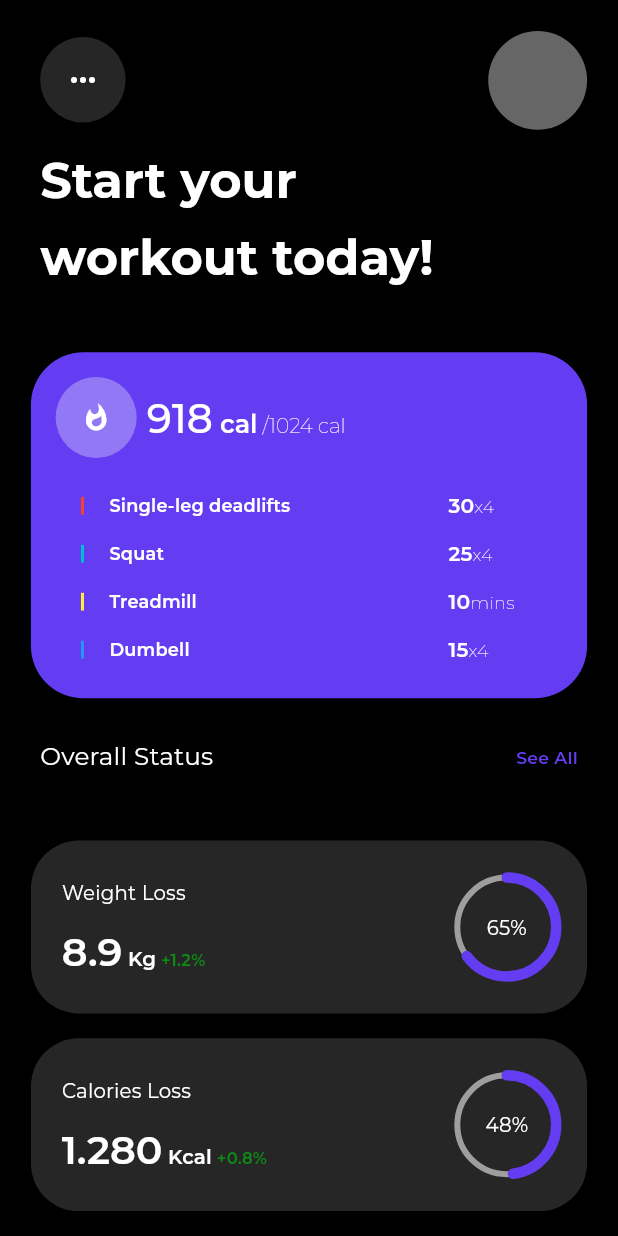
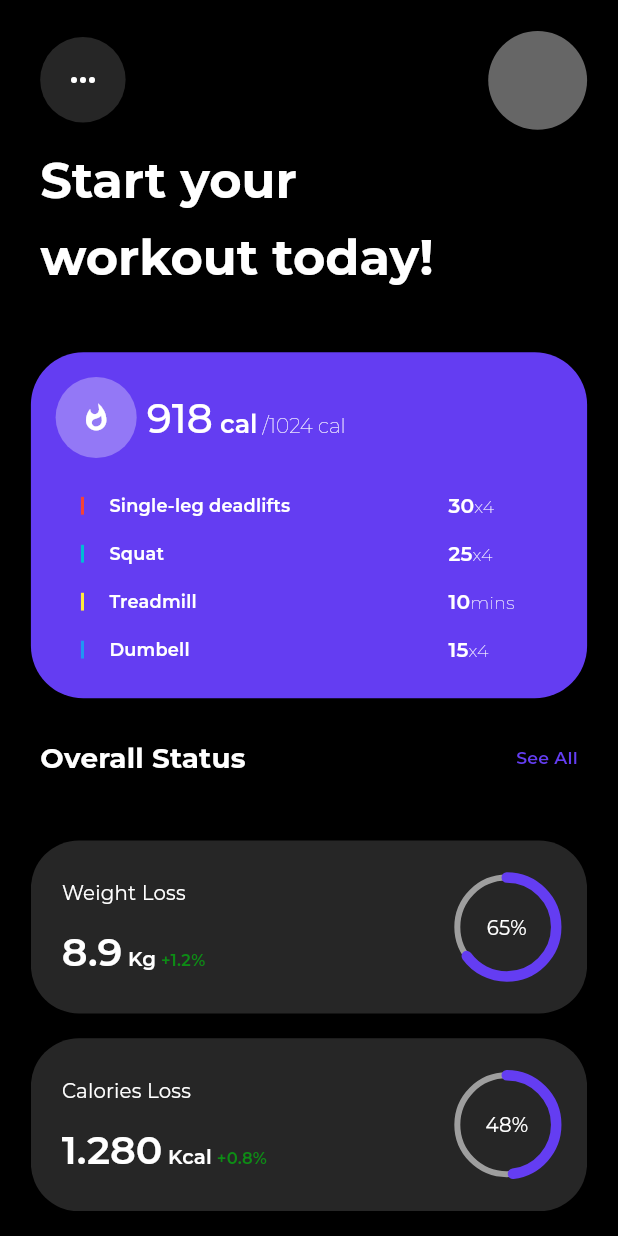
Before and after one commit to bhawesh2002/workout_planner_app_ui, a Flutter app: the screen it shows after launch, on a phone screen of 412 x 824 dp. Run offline on Flutter 3.47's test engine with Material 3 defaults, Android fonts, the phone set to English and light mode, and no system bars; our stand-ins replace google_fonts.

Commit message:
Update font weight and size for overall status text

```diff
--- a/lib/pages/home.dart
+++ b/lib/pages/home.dart
@@ -63,7 +63,7 @@ class HomePage extends StatelessWidget {
                 child: Text(
                   "Overall Status",
                   style: Theme.of(context).textTheme.titleMedium?.copyWith(
-                      fontWeight: FontWeight.normal, fontSize: width * 0.04),
+                      fontWeight: FontWeight.bold, fontSize: width * 0.045),
                 ),
               ),
             ),
```
